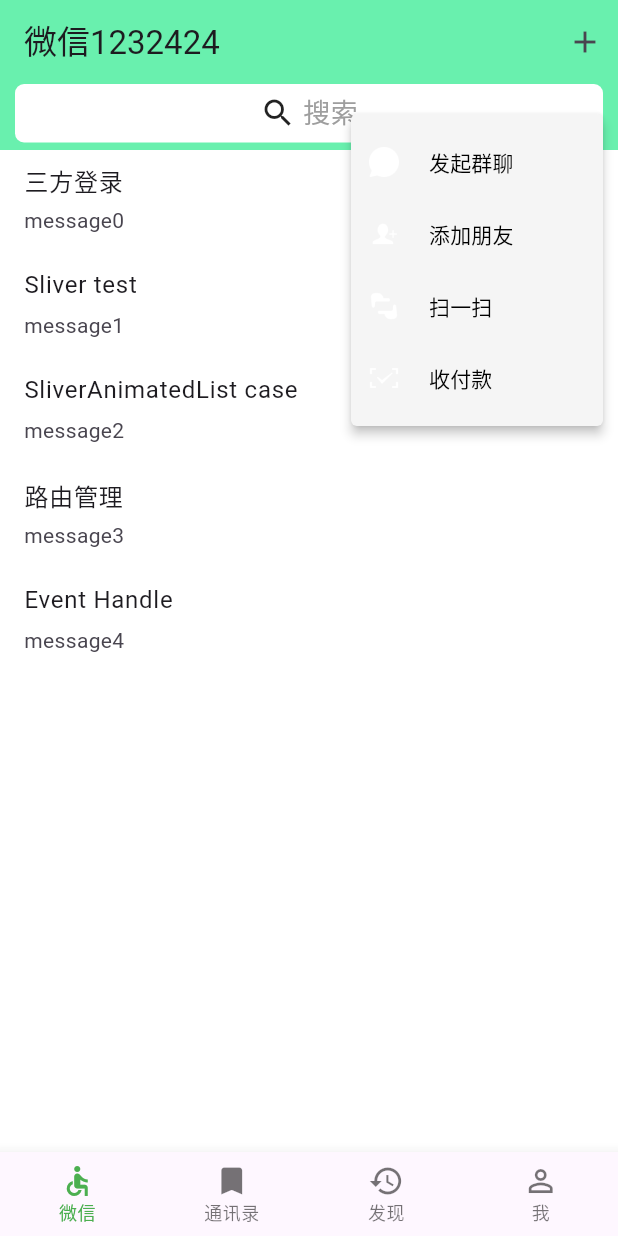
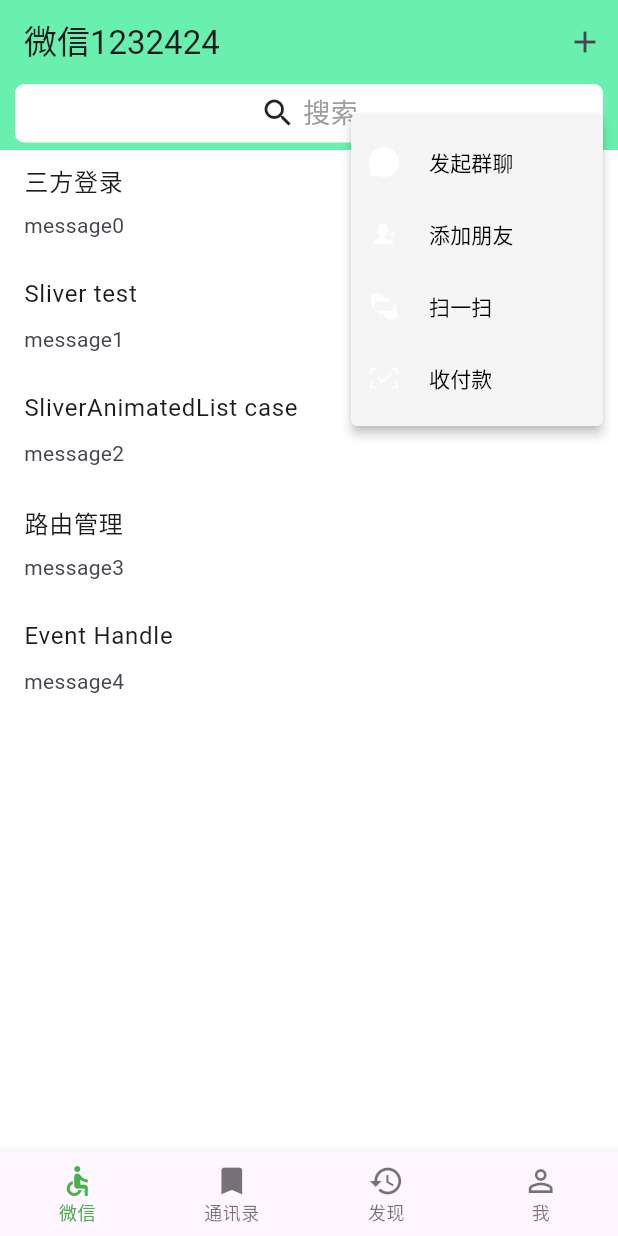
Before and after one commit to zhangdekai/flutter_demo, a Flutter app: the screen it shows after launch, after a tap on the "add" icon, on a phone screen of 412 x 824 dp. Run offline on Flutter 3.47's test engine with Material 3 defaults, Android fonts, the phone set to English and light mode, and no system bars; our stand-ins replace after_layout, dio, event_bus, get, sign_in_with_apple, signature and 1 more; missing offline and left inert: dart:js; accounts and stored records are empty; network calls fail.

Commit message:
Optimize code

```diff
--- a/lib/event/event_handle_test/view.dart
+++ b/lib/event/event_handle_test/view.dart
@@ -4,6 +4,19 @@
 import 'package:weiChatDemo/base/base_view.dart';
 
 import 'controller.dart';
+
+/*
+Flutter 事件处理流程主要分两步，为了聚焦核心流程，我们以用户触摸事件为例来说明：
+
+1. 命中测试：当手指按下时，触发 PointerDownEvent 事件，按照深度优先遍历当前渲染（render object）树，对每一个渲染对象进行“命中测试”（hit test），如果命中测试通过，则该渲染对象会被添加到一个 HitTestResult 列表当中。
+2. 事件分发：命中测试完毕后，会遍历 HitTestResult 列表，调用每一个渲染对象的事件处理方法（handleEvent）来处理 PointerDownEvent 事件，该过程称为“事件分发”（event dispatch）。随后当手指移动时，便会分发 PointerMoveEvent 事件。
+3. 事件清理：当手指抬（ PointerUpEvent ）起或事件取消时（PointerCancelEvent），会先对相应的事件进行分发，分发完毕后会清空 HitTestResult 列表。
+
+HitTest 整体逻辑就是：
+1. 先判断事件的触发位置是否位于组件范围内，如果不是则不会通过命中测试，此时 hitTest 返回 false，如果是则到第二步。
+2. 会先调用 hitTestChildren() 判断是否有子节点通过命中测试，如果是，则将当前节点添加到 HitTestResult 列表，此时 hitTest 返回 true。即只要有子节点通过了命中测试，那么它的父节点（当前节点）也会通过命中测试。
+3. 如果没有子节点通过命中测试，则会取 hitTestSelf 方法的返回值，如果返回值为 true，则当前节点通过命中测试，反之则否。
+ */
 
 class EventHandleTestPage extends BaseView {
   EventHandleTestPage({Key? key}) : super(key: key);
@@ -20,6 +33,8 @@
         _buildListener(),
         _buildGestureDetector(),
         MyRawGestureDetector(),
+        SizedBox(height: 20),
+        Text('NotificationListener 监听 ListView'),
         _buildNotificationListener()
       ],
     );
@@ -134,7 +149,7 @@
         color: Colors.blue,
         child: Center(
           child: Text(
-            'RawGestureDetector - Tap Me!',
+            'RawGestureDetector - 原始事件类，可自定义Gesture',
             style: TextStyle(color: Colors.white),
           ),
         ),
--- a/lib/pages/chat/chat_page.dart
+++ b/lib/pages/chat/chat_page.dart
@@ -30,26 +30,6 @@
 
   bool _cancelConnect = false;
 
-  // CancelToken _cancelToken = CancelToken();
-
-  Widget _buildPopupMenuItem(String imageAsset, String title) {
-    return Row(
-      children: <Widget>[
-        Image(
-          image: AssetImage(imageAsset),
-          width: 20,
-        ),
-        SizedBox(
-          width: 20,
-        ),
-        Text(
-          title,
-          style: TextStyle(color: Colors.black),
-        )
-      ],
-    );
-  }
-
   @override
   void initState() {
     super.initState();
@@ -61,17 +41,11 @@
 //    testJsonConvertMap();
   }
 
-  void _initData() {
-    final titles = ['三方登录', 'Sliver test', 'SliverAnimatedList case', '路由管理','Event Handle'];
-    for (int i = 0; i < titles.length; i++) {
-      Chat temp = Chat(i, titles[i], 'message$i', '');
-      _data.add(temp);
-    }
-  }
-
   @override
   Widget build(BuildContext context) {
     super.build(context);
+
+    print('ChatPage build');
 
     return Scaffold(
       appBar: AppBar(
@@ -80,14 +54,43 @@
         actions: _rightItem(),
       ),
       body: Container(
-        child: _data.length == 0
-            ? Center(
-                child: Text('Loading...'),
-              )
-            : ListView.builder(
-                itemCount: _data.length + 1, itemBuilder: _cellForRow),
+        child: ListView.builder(
+          itemCount: _data.length + 1,
+          itemBuilder: _cellForRow,
+          // itemExtent: 60,
+          // prototypeItem: _cellForRow(context, 1),
+        ),
       ),
     );
+  }
+
+  // CancelToken _cancelToken = CancelToken();
+
+  Widget _buildPopupMenuItem(String imageAsset, String title) {
+    return Row(
+      children: <Widget>[
+        Image(image: AssetImage(imageAsset), width: 20),
+        SizedBox(width: 20),
+        Text(
+          title,
+          style: TextStyle(color: Colors.black),
+        )
+      ],
+    );
+  }
+
+  void _initData() {
+    final titles = [
+      '三方登录',
+      'Sliver test',
+      'SliverAnimatedList case',
+      '路由管理',
+      'Event Handle'
+    ];
+    for (int i = 0; i < titles.length; i++) {
+      Chat temp = Chat(i, titles[i], 'message$i', '');
+      _data.add(temp);
+    }
   }
 
   List<Widget> _rightItem() {
@@ -127,8 +130,11 @@
     return ListTile(
       title: Text(_data[index].name ?? ''),
       subtitle: Container(
-        margin: EdgeInsets.only(right: 10, top: 5),
-        height: 25,
+        // decoration: BoxDecoration(
+        //     border: Border(
+        //         bottom:
+        //             BorderSide(color: CupertinoColors.lightBackgroundGray))),
+        padding: EdgeInsets.only(right: 10, top: 8, bottom: 8),
         child: Text(
           _data[index].message ?? '',
           overflow: TextOverflow.ellipsis,
--- a/lib/pages/discover/discover_page.dart
+++ b/lib/pages/discover/discover_page.dart
@@ -10,7 +10,6 @@
 import 'package:weiChatDemo/key_test/various_key_test.dart';
 import 'package:weiChatDemo/pages/discover/discover_cell.dart';
 import 'package:weiChatDemo/provider_test/provider_demo/view.dart';
-import 'package:weiChatDemo/provider_test/provider_test_case.dart';
 import 'package:weiChatDemo/sqlite/sqlite_page_test.dart';
 import 'package:weiChatDemo/sync_Test/test_dart_sync.dart';
 
@@ -24,22 +23,16 @@
   Color _themeColor = weChatThemeColor;
 
   @override
-  void initState() {
-    super.initState();
-
-    print('DiscoverPage init来了');
-  }
-
-  @override
   Widget build(BuildContext context) {
     super.build(context);
+    print('DiscoverPage build');
 
     return Scaffold(
       appBar: AppBar(
         backgroundColor: weChatThemeColor, // Colors.greenAccent
         //一下三个是专门为了安卓使用的属性
         centerTitle: true,
-        title: Text(S.of(context).title), //Text('发现')
+        title: Text('发现'), //
         elevation: 0.0, //底部边栏
       ),
       body: Container(
--- a/lib/pages/friends/friend_page.dart
+++ b/lib/pages/friends/friend_page.dart
@@ -20,7 +20,7 @@
 
   late ScrollController _scrollController;
 
-  final List<Friends> _datas = [];
+  final List<Friends> _dataList = [];
 
   final List<Friends> _headerData = [
     Friends(imageUrl: 'images/新的朋友.png', name: '新的朋友'),
@@ -31,60 +31,14 @@
 
   @override
   void initState() {
-    //init
     super.initState();
-
-    print('friendpage init来了');
-
-//    datas.addAll(friend_datas);
-//    datas.addAll(friend_datas);
-    _datas
-      ..addAll(friend_datas)
-      ..addAll(friend_datas); //链式编程
-
-    //排序：numbers.sort((a, b) => a.length.compareTo(b.length));
-    _datas.sort(
-        (Friends a, Friends b) => a.indexLetter!.compareTo(b.indexLetter!));
-
-    var _groupOffset = _cellHeight * 4;
-    for (int i = 0; i < _datas.length; i++) {
-      if (i < 1) {
-        _groupOffsetMap.addAll({_datas[i].indexLetter: _groupOffset});
-      } else if (_datas[i].indexLetter == _datas[i - 1].indexLetter) {
-        _groupOffset += _cellHeight;
-      } else {
-        _groupOffsetMap.addAll({_datas[i].indexLetter: _groupOffset});
-        _groupOffset += (_cellHeight + 30);
-      }
-    }
-
-    _scrollController = ScrollController();
-  }
-
-  Widget _itemForRow(BuildContext context, int index) {
-    //系统图标的Cell
-    if (index < _headerData.length) {
-      return _FriendCell(
-        imageAsserts: _headerData[index].imageUrl,
-        name: _headerData[index].name,
-      );
-    } else {
-      //显示剩下的Cell
-      //如果当前和上一个Cell的IndexLetter一样,就不显示!
-      bool _hideIndexLetter = (index > 4) &&
-          _datas[index - 4].indexLetter == _datas[index - 5].indexLetter;
-
-      return _FriendCell(
-        imageUrl: _datas[index - 4].imageUrl,
-        name: _datas[index - 4].name,
-        groupTitles: _hideIndexLetter ? null : _datas[index - 4].indexLetter,
-      );
-    }
+    _init();
   }
 
   @override
   Widget build(BuildContext context) {
     super.build(context);
+    print('Friend build');
 
     return Scaffold(
       appBar: AppBar(
@@ -114,7 +68,7 @@
             child: ListView.builder(
               controller: _scrollController,
               itemBuilder: _itemForRow,
-              itemCount: _datas.length + _headerData.length,
+              itemCount: _dataList.length + _headerData.length,
             ),
           ),
 
@@ -131,6 +85,54 @@
         ],
       ),
     );
+  }
+
+  void _init() {
+    _dataList
+      ..addAll(friend_datas)
+      ..addAll(friend_datas); //链式编程
+
+    //排序：numbers.sort((a, b) => a.length.compareTo(b.length));
+    _dataList.sort(
+            (Friends a, Friends b) => a.indexLetter!.compareTo(b.indexLetter!));
+
+    var _groupOffset = _cellHeight * 4;
+    for (int i = 0; i < _dataList.length; i++) {
+      if (i < 1) {
+        _groupOffsetMap.addAll({_dataList[i].indexLetter: _groupOffset});
+      } else if (_dataList[i].indexLetter == _dataList[i - 1].indexLetter) {
+        _groupOffset += _cellHeight;
+      } else {
+        _groupOffsetMap.addAll({_dataList[i].indexLetter: _groupOffset});
+        _groupOffset += (_cellHeight + 30);
+      }
+    }
+
+    _scrollController = ScrollController();
+  }
+
+
+  Widget _itemForRow(BuildContext context, int index) {
+    Widget _widget;
+    //系统图标的Cell
+    if (index < _headerData.length) {
+      _widget = _FriendCell(
+        imageAsserts: _headerData[index].imageUrl,
+        name: _headerData[index].name,
+      );
+    } else {
+      //显示剩下的Cell
+      //如果当前和上一个Cell的IndexLetter一样,就不显示!
+      bool _hideIndexLetter = (index > 4) &&
+          _dataList[index - 4].indexLetter == _dataList[index - 5].indexLetter;
+
+      _widget = _FriendCell(
+        imageUrl: _dataList[index - 4].imageUrl,
+        name: _dataList[index - 4].name,
+        groupTitles: _hideIndexLetter ? null : _dataList[index - 4].indexLetter,
+      );
+    }
+    return _widget;
   }
 
   @override
--- a/lib/pages/mine_page.dart
+++ b/lib/pages/mine_page.dart
@@ -1,118 +1,33 @@
 import 'dart:io';
-
 import 'package:flutter/material.dart';
 import 'package:flutter/services.dart';
 import 'package:weiChatDemo/common/const.dart';
 import 'discover/discover_cell.dart';
-
-class ATestWidget extends StatelessWidget {
-  const ATestWidget({required Key key}) : super(key: key);
-
-  @override
-  Widget build(BuildContext context) {
-    return Container();
-  }
-}
-
 
 class MinePage extends StatefulWidget {
   @override
   _MinePageState createState() => _MinePageState();
 }
 
-class _MinePageState extends State<MinePage> with AutomaticKeepAliveClientMixin {
-
+class _MinePageState extends State<MinePage>
+    with AutomaticKeepAliveClientMixin {
   //iOS与flutter通信  使用MethodChannel
   MethodChannel _methodChannel = MethodChannel('mine_page');
-
 
   //展示头像，使用FileImage(_avataFile);
   File? _avataFile;
 
-  Widget headerWidget(){
-
-    return Container(
-      height: 200,
-      color: Colors.white,
-      child: Container(
-        margin: EdgeInsets.only(top: 100,bottom: 20,left: 30),
-        child: Row(
-          children: <Widget>[
-            GestureDetector(
-              onTap: _pickImage,// 使用 三方库 ImagePicker 添加图片
-//              onTap: (){
-//                // 原生方法
-//                // 给iOS 发送消息   调起picture 方法
-//                _methodChannel.invokeMapMethod("picture","我是第二个参数");
-//              },
-              child: Container(
-                width: 50,
-                height: 50,
-                decoration: BoxDecoration(//box 装饰
-                  borderRadius: BorderRadius.circular(10.0),
-                  image: _avataFile != null ? DecorationImage(image: FileImage(_avataFile!),
-                    fit: BoxFit.cover,): DecorationImage(image: AssetImage('images/Hank.png')),
-                ),
-
-              ),
-            ),//头像
-            Container(
-              width: screenWidth(context) - 110,
-              margin: EdgeInsets.only(left: 15,),
-              child: Column(
-                mainAxisAlignment: MainAxisAlignment.center,
-                crossAxisAlignment: CrossAxisAlignment.start,
-                children: <Widget>[
-                  Container(
-                    child: Text('土豆骑士',style: TextStyle(fontSize: 25,color: Colors.black),),
-                  ),
-                  Container(
-                    child: Row(
-                      mainAxisAlignment: MainAxisAlignment.spaceBetween,
-                      children: <Widget>[
-                        Text('微信号:bksjdck12234',
-                          style: TextStyle(fontSize: 14,color: Colors.green),
-
-                        ),
-                        Image(
-                          image: AssetImage('images/icon_right.png'),
-                          width: 15,
-                        )
-                      ],
-                    ),
-                  )
-                ],
-
-              ),
-            ),//文字
-          ],
-        ),
-
-      ),
-    );
-  }
-
   @override
   void initState() {
     super.initState();
-
-    //从iOS 到 flutter的回调方法
-    _methodChannel.setMethodCallHandler((call) async {
-
-      if(call.method == "imagePath") {
-        String imagePath = call.arguments.toString().substring(7);
-        setState(() {//更换头像
-          _avataFile = File(imagePath);
-        });
-      }
-      return 0;
-    });
+    _init();
   }
 
   @override
   Widget build(BuildContext context) {
+    super.build(context);
 
-    super.build(context);
+    print('Mine build');
 
     return Scaffold(
 //      appBar: AppBar(
@@ -141,42 +56,120 @@
                     imageName: 'images/微信收藏.png',
                     title: '收藏',
                   )
-
-
-
-
                 ],
               ),
             ),
-
           ),
           //相机icon
           Container(
             height: 25,
-            margin: EdgeInsets.only(top: 40,right: 15),
+            margin: EdgeInsets.only(top: 40, right: 15),
             color: weChatLucency,
-            child:Row(
+            child: Row(
               mainAxisAlignment: MainAxisAlignment.end,
               children: <Widget>[
-                Image(image: AssetImage('images/相机.png'),)
+                Image(
+                  image: AssetImage('images/相机.png'),
+                )
               ],
-            ) ,
+            ),
           ),
         ],
       ),
     );
   }
 
+  Widget headerWidget() {
+    return Container(
+      height: 200,
+      color: Colors.white,
+      child: Container(
+        margin: EdgeInsets.only(top: 100, bottom: 20, left: 30),
+        child: Row(
+          children: <Widget>[
+            GestureDetector(
+              onTap: _pickImage, // 使用 三方库 ImagePicker 添加图片
+//              onTap: (){
+//                // 原生方法
+//                // 给iOS 发送消息   调起picture 方法
+//                _methodChannel.invokeMapMethod("picture","我是第二个参数");
+//              },
+              child: Container(
+                width: 50,
+                height: 50,
+                decoration: BoxDecoration(
+                  //box 装饰
+                  borderRadius: BorderRadius.circular(10.0),
+                  image: _avataFile != null
+                      ? DecorationImage(
+                          image: FileImage(_avataFile!),
+                          fit: BoxFit.cover,
+                        )
+                      : DecorationImage(image: AssetImage('images/Hank.png')),
+                ),
+              ),
+            ), //头像
+            Container(
+              width: screenWidth(context) - 110,
+              margin: EdgeInsets.only(
+                left: 15,
+              ),
+              child: Column(
+                mainAxisAlignment: MainAxisAlignment.center,
+                crossAxisAlignment: CrossAxisAlignment.start,
+                children: <Widget>[
+                  Container(
+                    child: Text(
+                      '土豆骑士',
+                      style: TextStyle(fontSize: 25, color: Colors.black),
+                    ),
+                  ),
+                  Container(
+                    child: Row(
+                      mainAxisAlignment: MainAxisAlignment.spaceBetween,
+                      children: <Widget>[
+                        Text(
+                          '微信号:bksjdck12234',
+                          style: TextStyle(fontSize: 14, color: Colors.green),
+                        ),
+                        Image(
+                          image: AssetImage('images/icon_right.png'),
+                          width: 15,
+                        )
+                      ],
+                    ),
+                  )
+                ],
+              ),
+            ), //文字
+          ],
+        ),
+      ),
+    );
+  }
+
+  void _init() {
+    //从iOS 到 flutter的回调方法
+    _methodChannel.setMethodCallHandler((call) async {
+      if (call.method == "imagePath") {
+        String imagePath = call.arguments.toString().substring(7);
+        setState(() {
+          //更换头像
+          _avataFile = File(imagePath);
+        });
+      }
+      return 0;
+    });
+  }
+
   @override
   // TODO: implement wantKeepAlive
   bool get wantKeepAlive => true;
 
-  void _pickImage() async{
-
+  void _pickImage() async {
     // PickedFile file = await ImagePicker().getImage(source: ImageSource.gallery);
     // setState(() {
     //   _avataFile = File(file.path);
     // });
-
   }
 }
--- a/lib/pages/root_page.dart
+++ b/lib/pages/root_page.dart
@@ -17,6 +17,7 @@
 
   @override
   Widget build(BuildContext context) {
+
     return Scaffold(
       body: PageView(
         controller: _pageController,
--- /dev/null
+++ b/lib/sliver/list_view_test.dart
@@ -0,0 +1,21 @@
+import 'package:flutter/cupertino.dart';
+import 'package:flutter/material.dart';
+import 'package:flutter/src/widgets/framework.dart';
+import 'package:weiChatDemo/base/base_view.dart';
+
+class ListViewTestPage extends BaseView{
+
+  @override
+  String get title => 'ListView Test';
+
+  @override
+  Widget buildPage(BuildContext context) {
+    return ListView.separated(itemBuilder: (c,i){
+      return ListTile(title: Text('$i - ${c.runtimeType}'),);
+
+    }, separatorBuilder: (c,i){
+      return const Divider();
+    }, itemCount: 20);
+  }
+
+}
--- a/lib/sliver/sliver_test.dart
+++ b/lib/sliver/sliver_test.dart
@@ -19,6 +19,8 @@
   }
 
   Widget _customScrollviewTest() {
+
+
     return Scaffold(
       // appBar: AppBar(
       //   title: Text('Sliver Test'),
```
Also changed, not shown: lib/event/event_bus_test.dart (renamed from lib/event_bus/event_bus_test.dart), 2 other files. Lines whose indentation alone changed are shown as unchanged.
